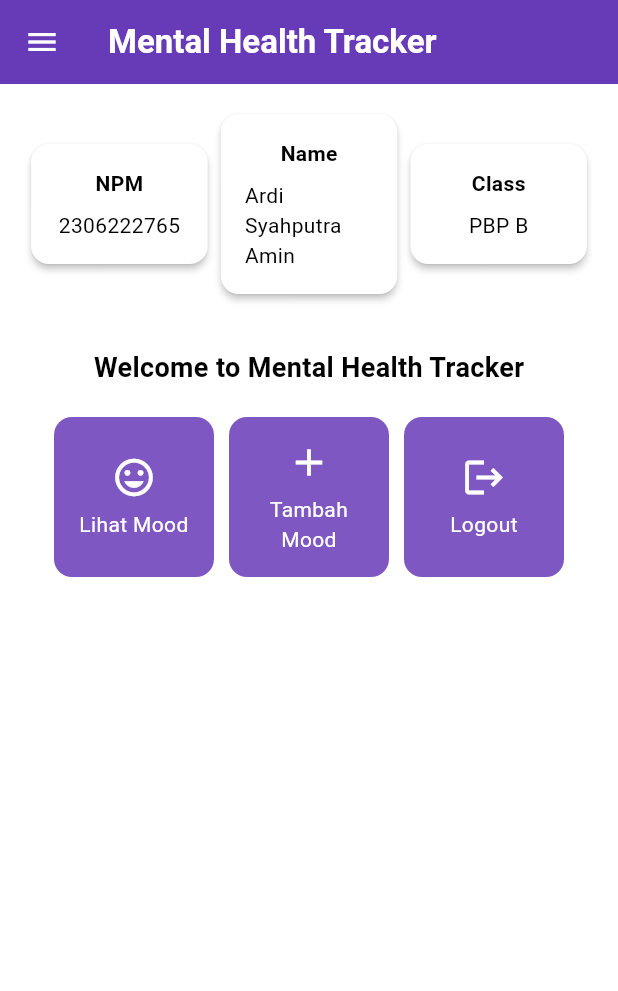
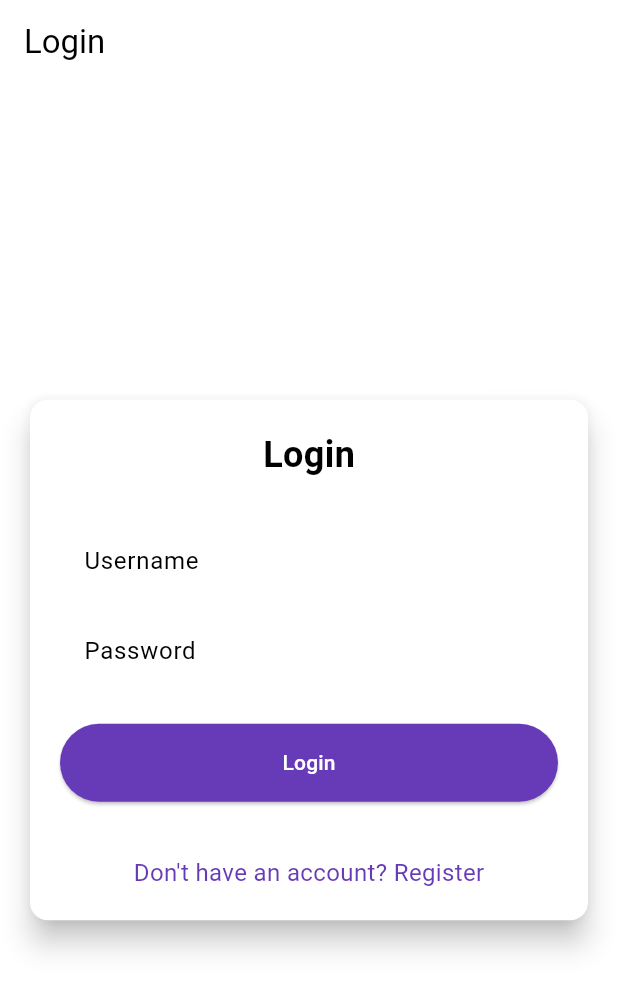
Before and after one commit to aminardisy/mental-health-tracker-mobile, a Flutter app: the screen it shows after launch, on a phone screen of 412 x 824 dp. Shown: the top 991 px of the screen. Run offline on Flutter 3.47's test engine with Material 3 defaults, Android fonts, the phone set to English and light mode, and no system bars; missing offline and left inert: pbp_django_auth.

Commit message:
Tutor  8

```diff
--- a/lib/main.dart
+++ b/lib/main.dart
@@ -1,5 +1,8 @@
 import 'package:flutter/material.dart';
+import 'package:mental_health_tracker/screens/login.dart';
 import 'package:mental_health_tracker/screens/menu.dart';
+import 'package:pbp_django_auth/pbp_django_auth.dart';
+import 'package:provider/provider.dart';
 
 void main() {
   runApp(const MyApp());
@@ -8,33 +11,23 @@ void main() {
 class MyApp extends StatelessWidget {
   const MyApp({super.key});
 
-  // This widget is the root of your application.
   @override
   Widget build(BuildContext context) {
-    return MaterialApp(
-      title: 'Flutter Demo',
-      theme: ThemeData(
-        // This is the theme of your application.
-        //
-        // TRY THIS: Try running your application with "flutter run". You'll see
-        // the application has a purple toolbar. Then, without quitting the app,
-        // try changing the seedColor in the colorScheme below to Colors.green
-        // and then invoke "hot reload" (save your changes or press the "hot
-        // reload" button in a Flutter-supported IDE, or press "r" if you used
-        // the command line to start the app).
-        //
-        // Notice that the counter didn't reset back to zero; the application
-        // state is not lost during the reload. To reset the state, use hot
-        // restart instead.
-        //
-        // This works for code too, not just values: Most code changes can be
-        // tested with just a hot reload.
-        colorScheme: ColorScheme.fromSwatch(
-        primarySwatch: Colors.deepPurple,
-        ).copyWith(secondary: Colors.deepPurple[400]),
-        useMaterial3: true,
+    return Provider(
+      create: (_) {
+        CookieRequest request = CookieRequest();
+        return request;
+      },
+      child: MaterialApp(
+        title: 'Mental Health Tracker',
+        theme: ThemeData(
+          useMaterial3: true,
+          colorScheme: ColorScheme.fromSwatch(
+            primarySwatch: Colors.deepPurple,
+          ).copyWith(secondary: Colors.deepPurple[400]),
+        ),
+        home: const LoginPage(),
       ),
-      home: MyHomePage(),
     );
   }
 }
--- /dev/null
+++ b/lib/screens/login.dart
@@ -0,0 +1,181 @@
+import 'package:mental_health_tracker/screens/menu.dart';
+import 'package:mental_health_tracker/screens/register.dart';
+import 'package:flutter/material.dart';
+import 'package:pbp_django_auth/pbp_django_auth.dart';
+import 'package:provider/provider.dart';
+
+void main() {
+  runApp(const LoginApp());
+}
+
+class LoginApp extends StatelessWidget {
+  const LoginApp({super.key});
+
+  @override
+  Widget build(BuildContext context) {
+    return MaterialApp(
+      title: 'Login',
+      theme: ThemeData(
+        useMaterial3: true,
+        colorScheme: ColorScheme.fromSwatch(
+          primarySwatch: Colors.deepPurple,
+        ).copyWith(secondary: Colors.deepPurple[400]),
+      ),
+      home: const LoginPage(),
+    );
+  }
+}
+
+class LoginPage extends StatefulWidget {
+  const LoginPage({super.key});
+
+  @override
+  State<LoginPage> createState() => _LoginPageState();
+}
+
+class _LoginPageState extends State<LoginPage> {
+  final TextEditingController _usernameController = TextEditingController();
+  final TextEditingController _passwordController = TextEditingController();
+
+  @override
+  Widget build(BuildContext context) {
+    final request = context.watch<CookieRequest>();
+
+    return Scaffold(
+      appBar: AppBar(
+        title: const Text('Login'),
+      ),
+      body: Center(
+        child: SingleChildScrollView(
+          padding: const EdgeInsets.all(16.0),
+          child: Card(
+            elevation: 8,
+            shape: RoundedRectangleBorder(
+              borderRadius: BorderRadius.circular(12.0),
+            ),
+            child: Padding(
+              padding: const EdgeInsets.all(20.0),
+              child: Column(
+                mainAxisSize: MainAxisSize.min,
+                children: [
+                  const Text(
+                    'Login',
+                    style: TextStyle(
+                      fontSize: 24.0,
+                      fontWeight: FontWeight.bold,
+                    ),
+                  ),
+                  const SizedBox(height: 30.0),
+                  TextField(
+                    controller: _usernameController,
+                    decoration: const InputDecoration(
+                      labelText: 'Username',
+                      hintText: 'Enter your username',
+                      border: OutlineInputBorder(
+                        borderRadius: BorderRadius.all(Radius.circular(12.0)),
+                      ),
+                      contentPadding:
+                          EdgeInsets.symmetric(horizontal: 12.0, vertical: 8.0),
+                    ),
+                  ),
+                  const SizedBox(height: 12.0),
+                  TextField(
+                    controller: _passwordController,
+                    decoration: const InputDecoration(
+                      labelText: 'Password',
+                      hintText: 'Enter your password',
+                      border: OutlineInputBorder(
+                        borderRadius: BorderRadius.all(Radius.circular(12.0)),
+                      ),
+                      contentPadding:
+                          EdgeInsets.symmetric(horizontal: 12.0, vertical: 8.0),
+                    ),
+                    obscureText: true,
+                  ),
+                  const SizedBox(height: 24.0),
+                  ElevatedButton(
+                    onPressed: () async {
+                      String username = _usernameController.text;
+                      String password = _passwordController.text;
+
+                      // Cek kredensial
+                      // TODO: Ganti URL dan jangan lupa tambahkan trailing slash (/) di akhir URL!
+                      // Untuk menyambungkan Android emulator dengan Django pada localhost,
+                      // gunakan URL http://10.0.2.2/
+                      final response = await request
+                          .login("http://127.0.0.1:8000/auth/login/", {
+                        'username': username,
+                        'password': password,
+                      });
+
+                      if (request.loggedIn) {
+                        String message = response['message'];
+                        String uname = response['username'];
+                        if (context.mounted) {
+                          Navigator.pushReplacement(
+                            context,
+                            MaterialPageRoute(
+                                builder: (context) => MyHomePage()),
+                          );
+                          ScaffoldMessenger.of(context)
+                            ..hideCurrentSnackBar()
+                            ..showSnackBar(
+                              SnackBar(
+                                  content:
+                                      Text("$message Selamat datang, $uname.")),
+                            );
+                        }
+                      } else {
+                        if (context.mounted) {
+                          showDialog(
+                            context: context,
+                            builder: (context) => AlertDialog(
+                              title: const Text('Login Gagal'),
+                              content: Text(response['message']),
+                              actions: [
+                                TextButton(
+                                  child: const Text('OK'),
+                                  onPressed: () {
+                                    Navigator.pop(context);
+                                  },
+                                ),
+                              ],
+                            ),
+                          );
+                        }
+                      }
+                    },
+                    style: ElevatedButton.styleFrom(
+                      foregroundColor: Colors.white,
+                      minimumSize: Size(double.infinity, 50),
+                      backgroundColor: Theme.of(context).colorScheme.primary,
+                      padding: const EdgeInsets.symmetric(vertical: 16.0),
+                    ),
+                    child: const Text('Login'),
+                  ),
+                  const SizedBox(height: 36.0),
+                  GestureDetector(
+                    onTap: () {
+                      Navigator.push(
+                        context,
+                        MaterialPageRoute(
+                            builder: (context) => const RegisterPage()),
+                      );
+                    },
+                    child: Text(
+                      'Don\'t have an account? Register',
+                      style: TextStyle(
+                        color: Theme.of(context).colorScheme.primary,
+                        fontSize: 16.0,
+                      ),
+                    ),
+                  ),
+                ],
+              ),
+            ),
+          ),
+        ),
+      ),
+    );
+  }
+}
--- a/pubspec.yaml
+++ b/pubspec.yaml
@@ -35,6 +35,9 @@ dependencies:
   # The following adds the Cupertino Icons font to your application.
   # Use with the CupertinoIcons class for iOS style icons.
   cupertino_icons: ^1.0.8
+  provider: ^6.1.2
+  pbp_django_auth: ^0.4.0
+  http: ^1.2.2
 
 dev_dependencies:
   flutter_test:
```
Also changed, not shown: lib/models/mood_entry.dart (added, +65 -0 lines), lib/screens/list_moodentry.dart (added, +90 -0 lines), lib/screens/moodentry_form.dart (+38 -30 lines), lib/screens/register.dart (added, +166 -0 lines), lib/widgets/left_drawer.dart (+12 -1 lines), lib/widgets/mood_cart.dart (+36 -1 lines), pubspec.lock, 2 other files.
